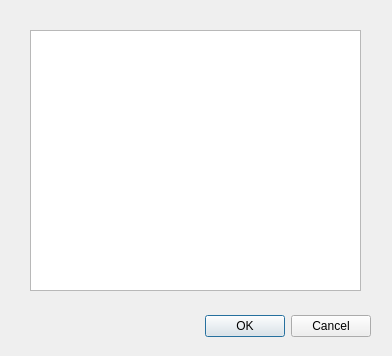
This is app/Joker/PeopleDialog.ui in JokerSync/Joker as Qt 5 draws it before an edit. The edited form follows.
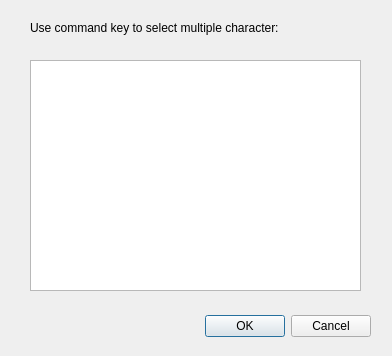
This is the edited form.

Commit message: multiple people selection

What changed in the file:
```diff
--- a/app/Joker/PeopleDialog.ui
+++ b/app/Joker/PeopleDialog.ui
@@ -33,10 +33,26 @@
    <property name="geometry">
     <rect>
      <x>30</x>
-     <y>30</y>
+     <y>60</y>
      <width>331</width>
-     <height>261</height>
+     <height>231</height>
     </rect>
+   </property>
+   <property name="selectionMode">
+    <enum>QAbstractItemView::ExtendedSelection</enum>
+   </property>
+  </widget>
+  <widget class="QLabel" name="label">
+   <property name="geometry">
+    <rect>
+     <x>30</x>
+     <y>20</y>
+     <width>311</width>
+     <height>16</height>
+    </rect>
+   </property>
+   <property name="text">
+    <string>Use command key to select multiple character:</string>
    </property>
   </widget>
  </widget>
```
The commit also changes 5 other files.
